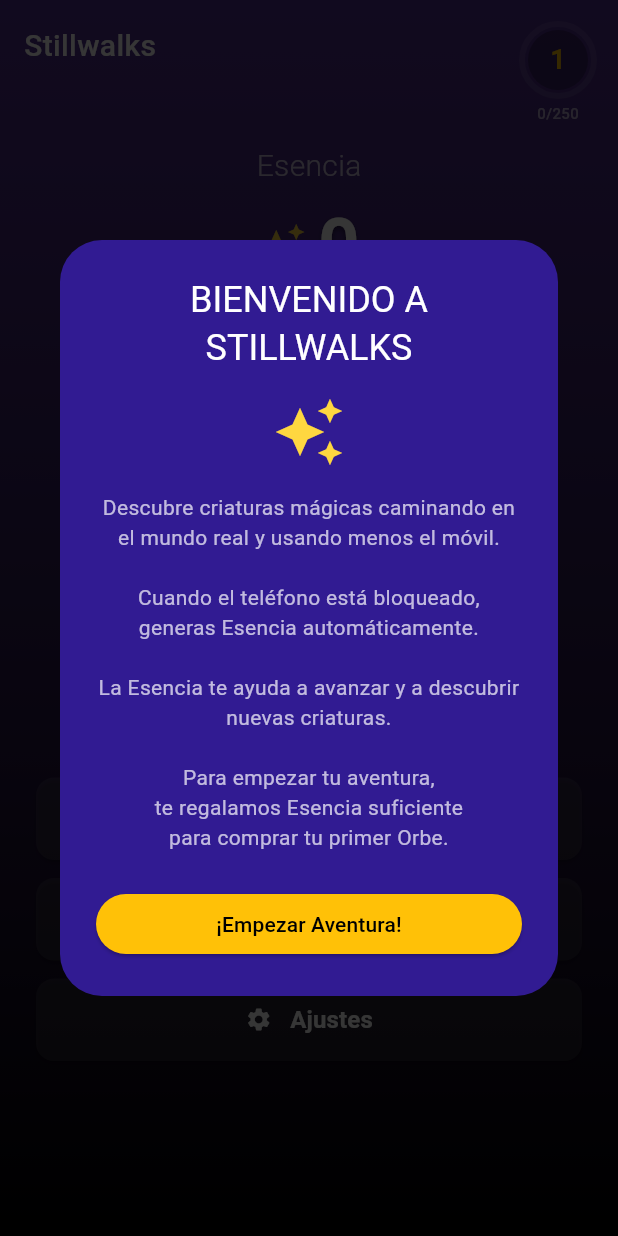
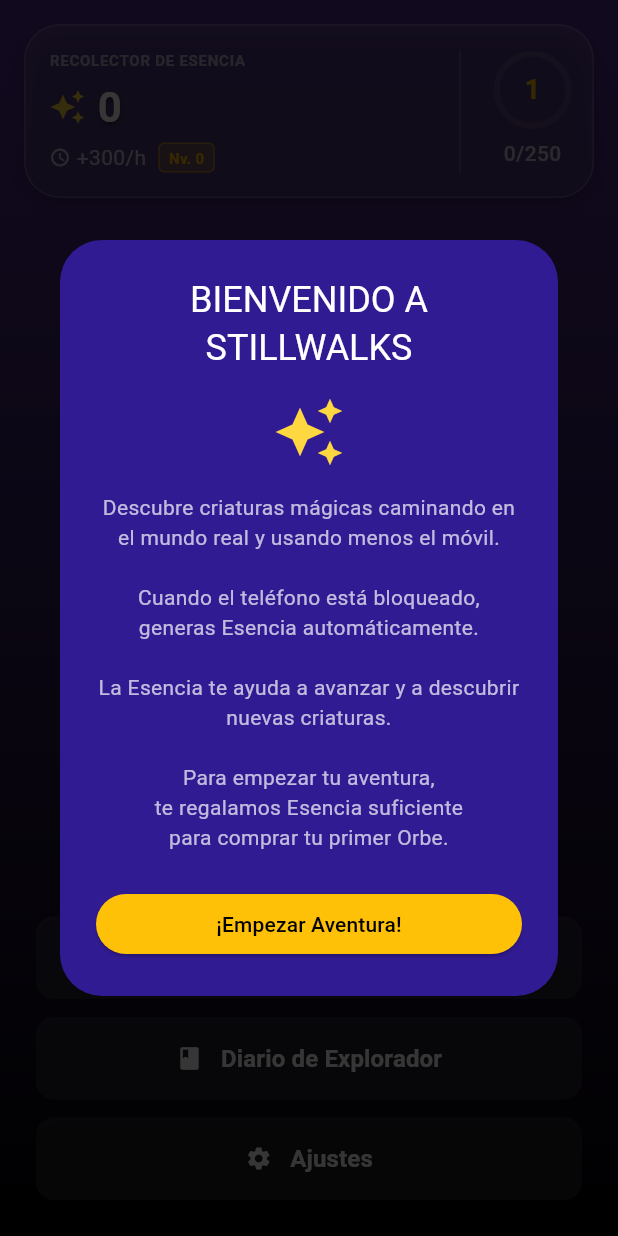
Before and after one commit to camu740/Stillwalks, a Flutter app: the screen it shows after launch, on a phone screen of 412 x 824 dp. Run offline on Flutter 3.47's test engine with Material 3 defaults, Android fonts, the phone set to English and light mode, and no system bars; our stand-ins replace package_info_plus, permission_handler, shared_preferences, sqflite; missing offline and left inert: home_widget; accounts and stored records are empty.

Commit message:
UI Refactor: Sanctuary Slots layout & Header localization

```diff
--- a/lib/l10n/app_es.arb
+++ b/lib/l10n/app_es.arb
@@ -76,6 +76,7 @@
   "sanctuary": "Santuario",
   "collection": "Colección",
   "shop": "Tienda",
+  "essenceCollectorLabel": "Recolector de Esencia",
 
   "freeSlot": "Ranura libre",
   "activeOrb": "Orbe activo",
@@ -237,6 +238,7 @@
   "quantity": "Cantidad",
 
   "noUnassignedOrbs": "No tienes orbes sin asignar",
+  "noOrbAssigned": "Sin orbe asignado",
   "unknownOrb": "Orbe Desconocido",
   "stepsRequired": "{count} pasos requeridos",
   "@stepsRequired": {
@@ -333,7 +335,7 @@
   "improveSpeedHint": "Mejora la velocidad de canalización en la tienda para reducir los pasos necesarios.",
 
   "activateSanctuary": "Activar",
-  "tapToSelectSanctuary": "Toca para seleccionar santuario",
+  "tapToSelectSanctuary": "Seleccionar santuarios",
   "buy": "Comprar",
   "emptyUses": "Vacío ({count} usos)",
   "@emptyUses": {
--- a/lib/l10n/app_localizations.dart
+++ b/lib/l10n/app_localizations.dart
@@ -386,6 +386,12 @@ abstract class AppLocalizations {
   /// **'Tienda'**
   String get shop;
 
+  /// No description provided for @essenceCollectorLabel.
+  ///
+  /// In es, this message translates to:
+  /// **'Recolector de Esencia'**
+  String get essenceCollectorLabel;
+
   /// No description provided for @freeSlot.
   ///
   /// In es, this message translates to:
@@ -962,6 +968,12 @@ abstract class AppLocalizations {
   /// **'No tienes orbes sin asignar'**
   String get noUnassignedOrbs;
 
+  /// No description provided for @noOrbAssigned.
+  ///
+  /// In es, this message translates to:
+  /// **'Sin orbe asignado'**
+  String get noOrbAssigned;
+
   /// No description provided for @unknownOrb.
   ///
   /// In es, this message translates to:
@@ -1259,7 +1271,7 @@ abstract class AppLocalizations {
   /// No description provided for @tapToSelectSanctuary.
   ///
   /// In es, this message translates to:
-  /// **'Toca para seleccionar santuario'**
+  /// **'Seleccionar santuarios'**
   String get tapToSelectSanctuary;
 
   /// No description provided for @emptyUses.
--- a/lib/l10n/app_localizations_es.dart
+++ b/lib/l10n/app_localizations_es.dart
@@ -157,6 +157,9 @@ class AppLocalizationsEs extends AppLocalizations {
 
   @override
   String get shop => 'Tienda';
+
+  @override
+  String get essenceCollectorLabel => 'Recolector de Esencia';
 
   @override
   String get freeSlot => 'Ranura libre';
@@ -466,6 +469,9 @@ class AppLocalizationsEs extends AppLocalizations {
   String get noUnassignedOrbs => 'No tienes orbes sin asignar';
 
   @override
+  String get noOrbAssigned => 'Sin orbe asignado';
+
+  @override
   String get unknownOrb => 'Orbe Desconocido';
 
   @override
@@ -633,7 +639,7 @@ class AppLocalizationsEs extends AppLocalizations {
   String get activateSanctuary => 'Activar';
 
   @override
-  String get tapToSelectSanctuary => 'Toca para seleccionar santuario';
+  String get tapToSelectSanctuary => 'Seleccionar santuarios';
 
   @override
   String emptyUses(int count) {
--- a/lib/screens/home_screen.dart
+++ b/lib/screens/home_screen.dart
@@ -136,36 +136,52 @@ class _HomeScreenState extends State<HomeScreen> {
             child: SafeArea(
               child: Column(
                 children: [
-                  // Sección superior: Esencia
+                  // Sección superior: Panel Unificado (Esencia + Nivel)
+                  Padding(
+                    padding: const EdgeInsets.fromLTRB(16, 16, 16, 8),
+                    child: Container(
+                      padding: const EdgeInsets.symmetric(vertical: 16, horizontal: 16),
+                      decoration: BoxDecoration(
+                        color: Colors.white.withOpacity(0.1),
+                        borderRadius: BorderRadius.circular(24),
+                        border: Border.all(color: Colors.white.withOpacity(0.2)),
+                        boxShadow: [
+                          BoxShadow(
+                            color: Colors.black.withOpacity(0.2),
+                            blurRadius: 10,
+                            offset: const Offset(0, 4),
+                          ),
+                        ],
+                      ),
+                      child: IntrinsicHeight(
+                        child: Row(
+                          crossAxisAlignment: CrossAxisAlignment.stretch,
+                          children: [
+                            // Left Side: Essence Collector Info
                             Expanded(
-                    flex: 2,
-                    child: Stack(
-                      children: [
-                        // Background / Centered Content
-                        Center(
                               child: Column(
+                                crossAxisAlignment: CrossAxisAlignment.start,
                                 mainAxisAlignment: MainAxisAlignment.center,
+                                mainAxisSize: MainAxisSize.min,
                                 children: [
                                   Text(
-                                AppLocalizations.of(context)!.essence,
-                                style: const TextStyle(
-                                  fontSize: 20,
-                                  color: Colors.white70,
-                                  fontWeight: FontWeight.w300,
+                                    AppLocalizations.of(context)!.essenceCollectorLabel.toUpperCase(),
+                                    style: TextStyle(
+                                      fontSize: 10,
+                                      fontWeight: FontWeight.bold,
+                                      color: Colors.white.withOpacity(0.6),
+                                      letterSpacing: 0.5,
                                     ),
                                   ),
                                   const SizedBox(height: 4),
-
-                              // Essence Icon + Number (Centered) - Removed the large duplicate number
                                   Row(
-                                mainAxisSize: MainAxisSize.min,
                                     children: [
-                                  const Icon(Icons.auto_awesome, color: Colors.amberAccent, size: 32),
+                                      const Icon(Icons.auto_awesome, color: Colors.amberAccent, size: 24),
                                       const SizedBox(width: 8),
                                       Text(
                                         esenciaService.playerState.totalEsencia.toStringAsFixed(0),
                                         style: const TextStyle(
-                                      fontSize: 48,
+                                          fontSize: 28,
                                           fontWeight: FontWeight.bold,
                                           color: Colors.white,
                                           shadows: [
@@ -175,44 +191,29 @@ class _HomeScreenState extends State<HomeScreen> {
                                       ),
                                     ],
                                   ),
-
-                              const SizedBox(height: 12),
-
-                              // Hourly Rate and Collector Level Tag
+                                  const SizedBox(height: 4),
                                   Row(
-                                mainAxisSize: MainAxisSize.min,
-                                crossAxisAlignment: CrossAxisAlignment.center,
                                     children: [
-                                  // Hourly Rate
-                                  Row(
-                                    mainAxisSize: MainAxisSize.min,
-                                    children: [
-                                      const Icon(Icons.access_time, size: 16, color: Colors.white70),
+                                      const Icon(Icons.access_time, size: 14, color: Colors.white70),
                                       const SizedBox(width: 4),
                                       Text(
                                         '+${esenciaPerHour.toStringAsFixed(0)}/h',
-                                        style: const TextStyle(fontSize: 16, color: Colors.white70),
+                                        style: const TextStyle(fontSize: 14, color: Colors.white70),
                                       ),
-                                    ],
-                                  ),
-
                                       const SizedBox(width: 8),
-
-                                  // Collector Level Tag (Styled like Sanctuary Level)
                                       Container(
                                         padding: const EdgeInsets.symmetric(horizontal: 6, vertical: 2),
                                         decoration: BoxDecoration(
-                                      color: Colors.amber.withOpacity(0.2), // Matching Essence Theme
-                                      borderRadius: BorderRadius.circular(4), // Slightly rounded like a tag
+                                          color: Colors.amber.withOpacity(0.2),
+                                          borderRadius: BorderRadius.circular(4),
                                           border: Border.all(color: Colors.amber.withOpacity(0.5)),
                                         ),
                                         child: Text(
-                                      'LVL $collectorLevel', // Using LVL directly for now or AppLocalizations if I was sure, keeping it simple
+                                          '${AppLocalizations.of(context)!.levelAbbr} $collectorLevel',
                                           style: const TextStyle(
                                             fontSize: 10,
                                             color: Colors.amber,
                                             fontWeight: FontWeight.bold,
-                                        letterSpacing: 0.5,
                                           ),
                                         ),
                                       ),
@@ -222,11 +223,17 @@ class _HomeScreenState extends State<HomeScreen> {
                               ),
                             ),
 
-                        // Player Level Indicator (Top Right)
-                        Positioned(
-                          top: 16,
-                          right: 16,
-                          child: Column(
+                            // Divider
+                            Container(
+                              width: 1,
+                              color: Colors.white.withOpacity(0.2),
+                              margin: const EdgeInsets.symmetric(horizontal: 24),
+                            ),
+
+                            // Right Side: Player Level Info
+                            Column(
+                              mainAxisSize: MainAxisSize.min,
+                              mainAxisAlignment: MainAxisAlignment.center,
                               children: [
                                 Stack(
                                   alignment: Alignment.center,
@@ -243,15 +250,7 @@ class _HomeScreenState extends State<HomeScreen> {
                                         strokeWidth: 4,
                                       ),
                                     ),
-                                  Container(
-                                    width: 40,
-                                    height: 40,
-                                    decoration: BoxDecoration(
-                                      color: Colors.black26,
-                                      shape: BoxShape.circle,
-                                    ),
-                                    alignment: Alignment.center,
-                                    child: Text(
+                                    Text(
                                       '${esenciaService.playerState.explorerLevel}',
                                       style: const TextStyle(
                                         color: Colors.amber,
@@ -259,45 +258,35 @@ class _HomeScreenState extends State<HomeScreen> {
                                         fontSize: 18,
                                       ),
                                     ),
-                                  ),
                                   ],
                                 ),
-                              const SizedBox(height: 4),
+                               const SizedBox(height: 8),
                                 Text(
                                   '${esenciaService.playerState.currentXp}/${nextLevelXp ?? "-"}',
                                   style: const TextStyle(
-                                  color: Colors.white60,
-                                  fontSize: 10,
+                                    color: Colors.white70,
+                                    fontSize: 14,
                                     fontWeight: FontWeight.w500,
                                   ),
                                 ),
                               ],
                             ),
-                        ),
-
-                        // App Title (Top Left) - Replaces AppBar
-                        Positioned(
-                          top: 16,
-                          left: 16,
-                          child: Text(
-                            AppLocalizations.of(context)!.appTitle,
-                            style: const TextStyle(
-                              fontSize: 20,
-                              fontWeight: FontWeight.w500,
-                              color: Colors.white,
+                          ],
                         ),
                       ),
                     ),
-                      ],
-                    ),
                   ),
 
-                  // Sección media: Santuarios (Condicional)
-                  Expanded(
-                    flex: 1,
-                    child: Padding(
+                  // Espacio flexible superior
+                  const Spacer(),
+
+                  // Sección central: Santuarios y Almacén
+                  Padding(
                     padding: const EdgeInsets.symmetric(horizontal: 24),
-                       child: LayoutBuilder(
+                     child: Column(
+                       mainAxisSize: MainAxisSize.min,
+                       children: [
+                         LayoutBuilder(
                           builder: (context, constraints) {
                              // Use ProgressionService to check unlock status instead of hardcoding
                              final isTempUnlocked = progressionService.isFeatureUnlocked(
@@ -347,11 +336,8 @@ class _HomeScreenState extends State<HomeScreen> {
                             );
                           }
                         ),
-                    ),
-                  ),
 
                         // Almacén de Energía (Debajo de santuarios)
-                  // Visible only if Level >= 4 AND Storage Upgrade purchased (Level >= 1)
                         Builder(
                           builder: (context) {
                             final storageUpgrade = esenciaService.upgrades.firstWhere(
@@ -365,39 +351,25 @@ class _HomeScreenState extends State<HomeScreen> {
                               ),
                             );
 
-                        // Use maxLevel from definition.
-                        const maxLevel = 12; // UpgradeType.energyStorage.maxLevel is not const, but we know it's 12.
-                        // Actually, access it dynamically if possible, or use the type's property.
-                        // Since we are in a build method, we can access the enum.
-                        final totalLevels = UpgradeType.energyStorage.maxLevel;
+                            const totalLevels = 12; // UpgradeType.energyStorage.maxLevel
 
                             final isVisible = esenciaService.playerState.explorerLevel >= 4 &&
                                               esenciaService.hasUpgrade(UpgradeType.energyStorage);
 
                             if (isVisible) {
-                          // Calculate width interaction
                               final currentLevel = storageUpgrade.currentLevel;
-                          // Ratio: Level 1 should be small, Max Level should be full width.
-                          // But we start counting 'visual progress' from level 1.
-                          // So: (current - 1) / (total - 1)?
-                          // Level 1: 0/11 = 0%.
-                          // Level 12: 11/11 = 100%.
-                          // Base width: 40% of max.
-                          // visualProgress: 0.0 to 1.0.
                               final double visualProgress = (currentLevel - 1) / (totalLevels - 1);
                               final double clampedProgress = visualProgress.clamp(0.0, 1.0);
 
                               return LayoutBuilder(
                                 builder: (context, constraints) {
-                              // Match bottom padding: 24 horizontal * 2 = 48.
-                              final maxAvailableWidth = constraints.maxWidth - 48;
+                                  final maxAvailableWidth = constraints.maxWidth; // Full width of parent
 
-                              // Start at 50% width diff for Level 1, grow to 100%.
                                   final widthFactor = 0.5 + (0.5 * clampedProgress);
                                   final targetWidth = maxAvailableWidth * widthFactor;
 
                                   return Padding(
-                                padding: const EdgeInsets.symmetric(vertical: 12.0),
+                                    padding: const EdgeInsets.only(top: 24.0), // Space between sanctuaries and storage
                                     child: Container(
                                       width: targetWidth,
                                       padding: const EdgeInsets.symmetric(horizontal: 16, vertical: 8),
@@ -432,11 +404,15 @@ class _HomeScreenState extends State<HomeScreen> {
                             }
                           }
                         ),
+                      ],
+                    ),
+                  ),
+
+                  // Espacio flexible inferior
+                  const Spacer(),
 
                   // Sección inferior: Botones de navegación
-                  Expanded(
-                    flex: 2,
-                    child: Padding(
+                  Padding(
                     padding: const EdgeInsets.all(24.0),
                     child: Column(
                       children: [
@@ -475,7 +451,6 @@ class _HomeScreenState extends State<HomeScreen> {
                           },
                         ),
                       ],
-                      ),
                     ),
                   ),
                 ],
@@ -573,8 +548,6 @@ class _HomeScreenState extends State<HomeScreen> {
                 )
               : null,
         ),
-
-
       ],
     ),
   ),
```
Also changed, not shown: lib/l10n/app_en.arb (+5 -3 lines), lib/l10n/app_localizations_en.dart (+9 -3 lines), lib/screens/widgets/sanctuary_slot_widgets.dart (+89 -53 lines), 1 other file. Lines whose indentation alone changed are shown as unchanged.
